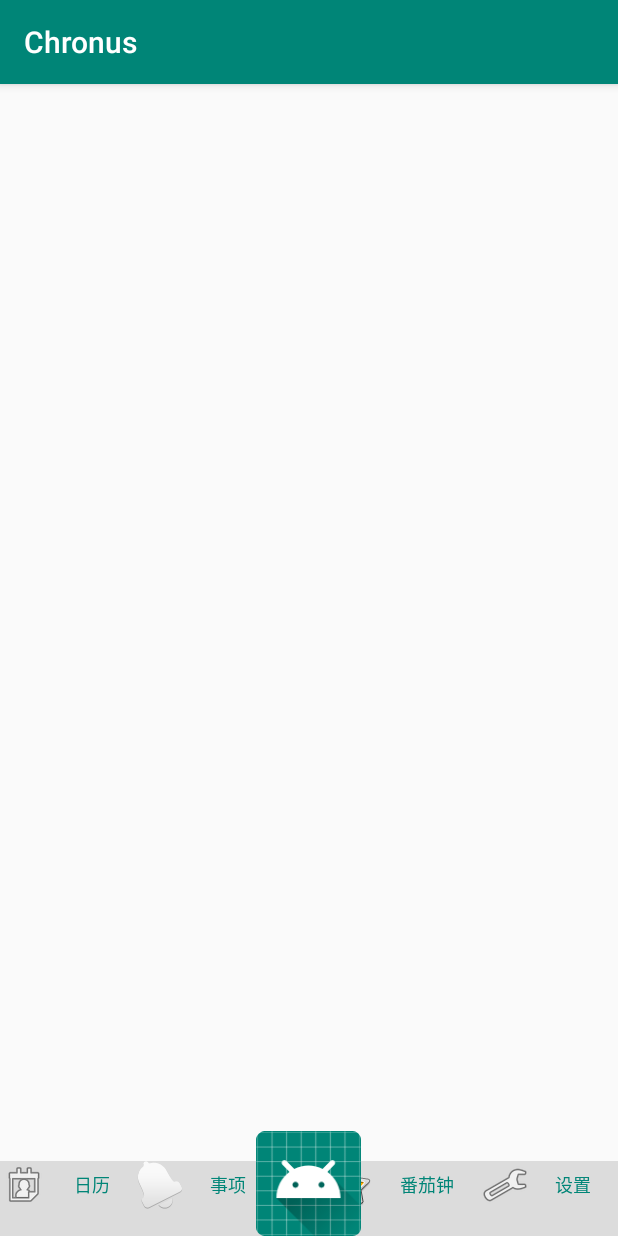
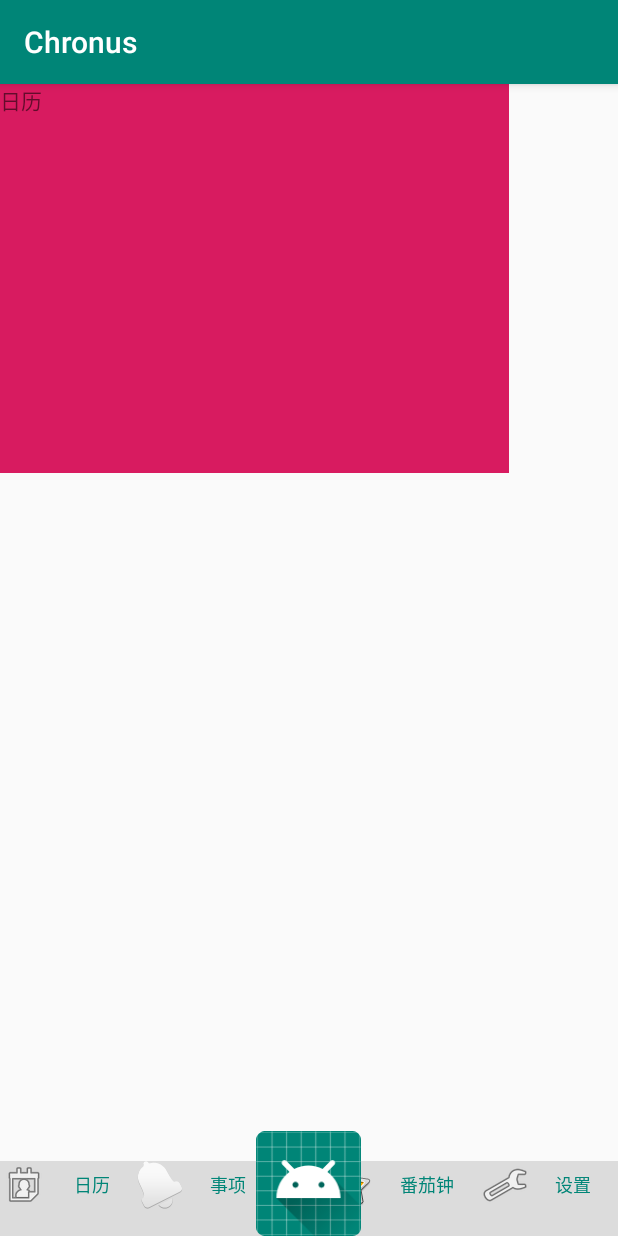
Before and after one commit to ShawnDiego/Chronus, an Android app: the screen it shows after launch (MainActivity), on a phone screen of 412 x 824 dp. Run offline under Robolectric (Android 15) with nearby library versions, the phone set to English and light mode, and no system bars.

Commit message:
底部菜单 Fragment添加

```diff
--- a/app/src/main/java/com/example/chronus/MainActivity.java
+++ b/app/src/main/java/com/example/chronus/MainActivity.java
@@ -6,6 +6,7 @@ import android.support.design.widget.BottomNavigationView;
 import android.support.v4.app.Fragment;
 import android.support.v4.app.FragmentManager;
 import android.support.v4.app.FragmentPagerAdapter;
+import android.support.v4.app.FragmentTransaction;
 import android.support.v4.view.ViewPager;
 import android.support.v7.app.AppCompatActivity;
 import android.os.Bundle;
@@ -15,6 +16,8 @@ import android.widget.Button;
 import android.widget.RadioButton;
 import android.widget.RadioGroup;
 import android.widget.TextView;
+
+
 
 import java.util.ArrayList;
 import java.util.List;
@@ -27,24 +30,21 @@ public class MainActivity extends AppCompatActivity implements View.OnClickListe
     private List<Fragment>  mFragments;
     private FragmentPagerAdapter mAdapter;
 
+
     @Override
     protected void onCreate(Bundle savedInstanceState) {
         super.onCreate(savedInstanceState);
         setContentView(R.layout.activity_main);
         initView();
-
-
     }
     private void initView(){
         // find view
         mViewPager = findViewById(R.id.fragment_vp);
         mTabRadioGroup = findViewById(R.id.tabs_rg);
         // init layout_fragment
-
         mFragments = new ArrayList<>(5);
-
         mFragments.add(ViewFragment.newInstance("日历"));
-        mFragments.add(ViewFragment.newInstance("事项"));
+        mFragments.add(RemindersFragment.newInstance("事项"));
         mFragments.add(ViewFragment.newInstance("时间轴"));
         mFragments.add(ViewFragment.newInstance("番茄"));
         mFragments.add(ViewFragment.newInstance("设置"));
@@ -53,15 +53,14 @@ public class MainActivity extends AppCompatActivity implements View.OnClickListe
         // register listener
         mViewPager.addOnPageChangeListener(mPageChangeListener);
         mTabRadioGroup.setOnCheckedChangeListener(mOnCheckedChangeListener);
-
-        mTabRadioGroup.setOnCheckedChangeListener(new RadioGroup.OnCheckedChangeListener() {
+        findViewById(R.id.timeline_tab).setOnClickListener(new View.OnClickListener(){
             @Override
-            public void onCheckedChanged(RadioGroup group, int checkedId) {
-                // 具体的fragment切换逻辑可以根据应用调整，例如使用show()/hide()
-                getSupportFragmentManager().beginTransaction().replace(R.id.fragment_vp,
-                        mFragments.get(checkedId)).commit();
+            public void onClick(View v){
+                mViewPager.setCurrentItem(2);
+                return;
             }
         });
+
     }
     private ViewPager.OnPageChangeListener mPageChangeListener = new ViewPager.OnPageChangeListener() {
         @Override
@@ -71,8 +70,10 @@ public class MainActivity extends AppCompatActivity implements View.OnClickListe
 
         @Override
         public void onPageSelected(int position) {
-            RadioButton radioButton = (RadioButton) mTabRadioGroup.getChildAt(position);
-            radioButton.setChecked(true);
+
+
+           // RadioButton radioButton = (RadioButton) mTabRadioGroup.getChildAt(position);
+            //radioButton.setChecked(true);
         }
 
         @Override
--- /dev/null
+++ b/app/src/main/java/com/example/chronus/RemindersFragment.java
@@ -0,0 +1,47 @@
+package com.example.chronus;
+
+import android.os.Bundle;
+import android.support.v4.app.Fragment;
+import android.view.LayoutInflater;
+import android.view.View;
+import android.view.ViewGroup;
+import android.widget.ImageView;
+import android.widget.TextView;
+
+public class RemindersFragment extends Fragment {
+    private static final String ARG_SHOW_TEXT = "text";
+    private  String mContentText;
+
+    public RemindersFragment() {
+        // Required empty public constructor
+    }
+
+    public static RemindersFragment newInstance(String param1){
+        RemindersFragment fragment = new RemindersFragment();
+        Bundle args = new Bundle();
+        args.putString(ARG_SHOW_TEXT, param1);
+        fragment.setArguments(args);
+        return fragment;
+    }
+
+    @Override
+    public void onCreate(Bundle savedInstanceState) {
+        super.onCreate(savedInstanceState);
+        //mContentText = getArguments().getString(ARG_SHOW_TEXT);
+    }
+
+    @Override
+    public View onCreateView(LayoutInflater inflater, ViewGroup container, Bundle savedInstanceState){
+        View view = inflater.inflate(R.layout.layout_reminders,container, false);
+        //ImageView imageView = view.findViewById(R.id.imageView);
+        String agrs1="text";
+        if (getArguments() != null){
+            Bundle bundle = getArguments();
+            agrs1 = bundle.getString(ARG_SHOW_TEXT);
+        }
+
+        TextView tv = view.findViewById(R.id.text);
+        tv.setText(agrs1);
+        return view;
+    }
+}
--- a/app/src/main/java/com/example/chronus/ViewFragment.java
+++ b/app/src/main/java/com/example/chronus/ViewFragment.java
@@ -5,32 +5,44 @@ import android.support.v4.app.Fragment;
 import android.view.LayoutInflater;
 import android.view.View;
 import android.view.ViewGroup;
+import android.widget.ImageView;
 import android.widget.TextView;
 
 public class ViewFragment extends Fragment {
-private static final String ARG_SHOW_TEXT = "text";
+    private static final String ARG_SHOW_TEXT = "text";
+    private  String mContentText;
+
     public ViewFragment() {
         // Required empty public constructor
     }
-    @Override
-    public View onCreateView(LayoutInflater inflater, ViewGroup container, Bundle savedInstanceState){
-        View view = inflater.inflate(R.layout.layout_fragment,null);
-        TextView textView = view.findViewById(R.id.text);
-        textView.setText("alert");
-        return view;
-    }
-    public static Fragment newInstance(String param1){
-        Fragment fragment = new Fragment();
+
+
+    public static ViewFragment newInstance(String param1){
+        ViewFragment fragment = new ViewFragment();
         Bundle args = new Bundle();
         args.putString(ARG_SHOW_TEXT, param1);
         fragment.setArguments(args);
         return fragment;
     }
+
     @Override
     public void onCreate(Bundle savedInstanceState) {
         super.onCreate(savedInstanceState);
         if (getArguments() != null) {
-          //  mContentText = getArguments().getString(ARG_SHOW_TEXT);
+            mContentText = getArguments().getString(ARG_SHOW_TEXT);
         }
     }
+
+    @Override
+    public View onCreateView(LayoutInflater inflater, ViewGroup container,
+                             Bundle savedInstanceState) {
+        // Inflate the layout for this fragment
+        View rootView = inflater.inflate(R.layout.layout_fragment, container, false);
+        TextView contentTv = rootView.findViewById(R.id.text);
+        contentTv.setText(mContentText);
+        ImageView imageView = rootView.findViewById(R.id.imageView2);
+
+
+        return rootView;
+    }
 }
--- a/app/src/main/res/layout/activity_main.xml
+++ b/app/src/main/res/layout/activity_main.xml
@@ -63,7 +63,7 @@
     </RadioGroup>
 
     <ImageView
-        android:id="@+id/sign_iv"
+        android:id="@+id/timeline_tab"
         android:layout_width="70dp"
         android:layout_height="70dp"
         android:layout_alignParentBottom="true"
--- a/app/src/main/res/layout/layout_fragment.xml
+++ b/app/src/main/res/layout/layout_fragment.xml
@@ -1,9 +1,19 @@
 <?xml version="1.0" encoding="utf-8"?>
-<android.support.constraint.ConstraintLayout
-    xmlns:android="http://schemas.android.com/apk/res/android" android:layout_width="match_parent"
+<RelativeLayout xmlns:android="http://schemas.android.com/apk/res/android"
+    xmlns:app="http://schemas.android.com/apk/res-auto"
+    xmlns:tools="http://schemas.android.com/tools"
+    android:layout_width="match_parent"
     android:layout_height="match_parent">
+
+    <ImageView
+        android:id="@+id/imageView2"
+        android:layout_width="339dp"
+        android:layout_height="259dp"
+        android:contentDescription="@string/test1"
+        app:srcCompat="@color/colorAccent"
+        tools:srcCompat="@tools:sample/backgrounds/scenic[8]" />
     <TextView
+        android:id="@+id/text"
         android:layout_width="match_parent"
-        android:layout_height="wrap_content"
-        android:id="@+id/text" />
-</android.support.constraint.ConstraintLayout>
+        android:layout_height="wrap_content" />
+</RelativeLayout>
--- a/app/src/main/res/values/strings.xml
+++ b/app/src/main/res/values/strings.xml
@@ -5,4 +5,6 @@
     <string name="nav_tomato">番茄钟</string>
     <string name="nav_timeline">时间轴</string>
     <string name="nav_settings">设置</string>
+    <string name="test1">test1</string>
+    <string name="test2">test2</string>
 </resources>
```
Also changed, not shown: app/src/main/res/layout/layout_reminders.xml (added, +22 -0 lines).
